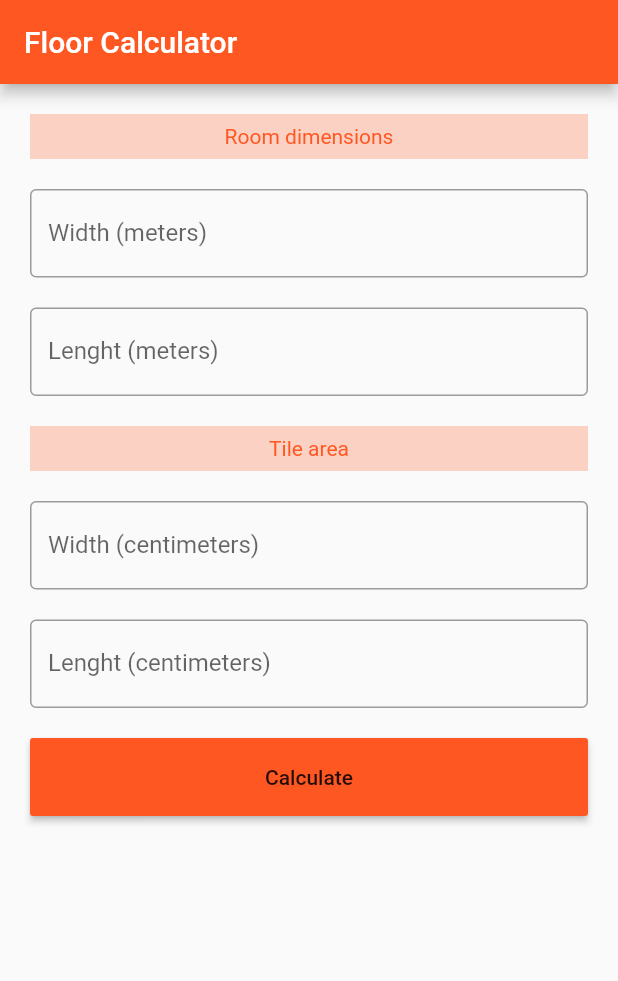
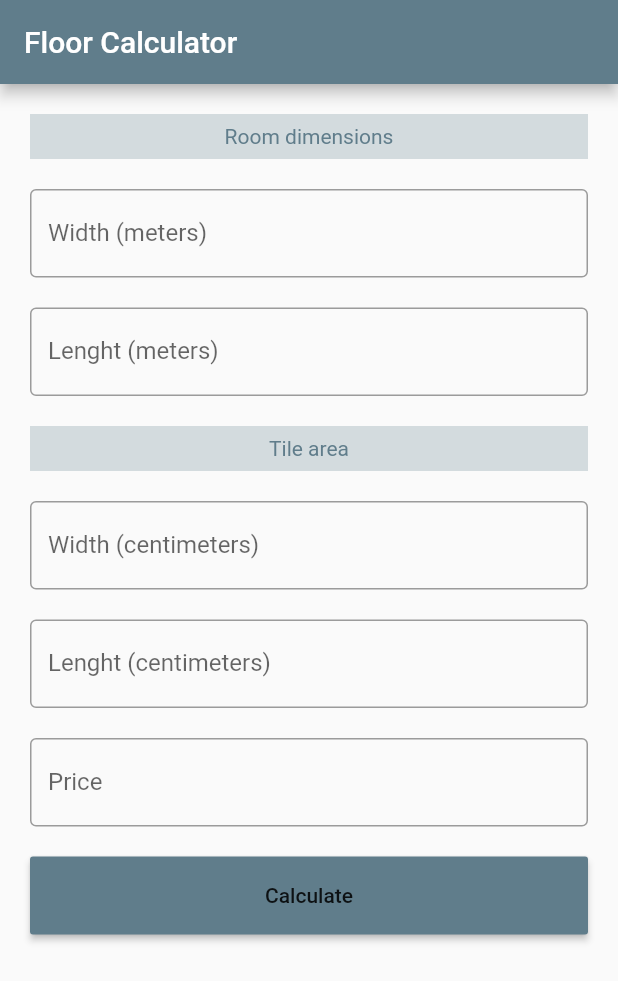
Before and after one commit to lgmbx/floor_calculator, a Flutter app: the screen it shows after launch, on a phone screen of 412 x 824 dp. Shown: the top 981 px of the screen. Run offline on Flutter 3.47's test engine with Material 2 defaults, Android fonts, the phone set to English and light mode, and no system bars.

Commit message:
desafio-1

```diff
--- a/lib/main.dart
+++ b/lib/main.dart
@@ -12,7 +12,7 @@ class MyApp extends StatelessWidget {
       title: 'Floor Calculator',
       debugShowCheckedModeBanner: false,
       theme: ThemeData(
-        primarySwatch: Colors.deepOrange,
+        primarySwatch: Colors.blueGrey,
         buttonTheme: ButtonThemeData(
           height: 52,
           textTheme: ButtonTextTheme.normal,
--- a/lib/models/floor_model.dart
+++ b/lib/models/floor_model.dart
@@ -1,9 +1,11 @@
 class FloorModel {
   double lenght;
   double width;
+  double price;
 
   FloorModel({
     this.lenght,
     this.width,
+    this.price,
   });
 }
--- a/lib/pages/calculator_page.dart
+++ b/lib/pages/calculator_page.dart
@@ -56,6 +56,8 @@ class _CalculatorPageState extends State<CalculatorPage> {
             onSaved: _controller.setFloorLenght,
           ),
           _buildVerticalSpace(),
+          _buildNumberInputText('Price'),
+          _buildVerticalSpace(),
           _buildCalculateButton()
         ],
       ),
```
